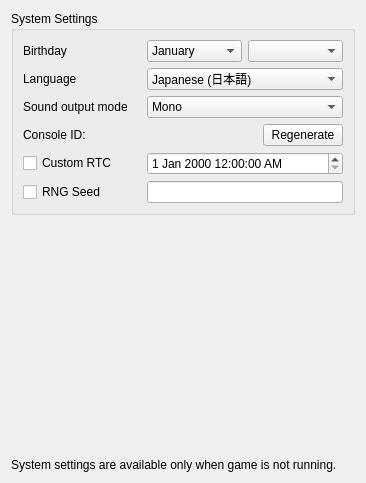
Before: the Qt Designer form src/yuzu/configuration/configure_system.ui in rorrim-rorrim/eden-alt, drawn with Qt 5.
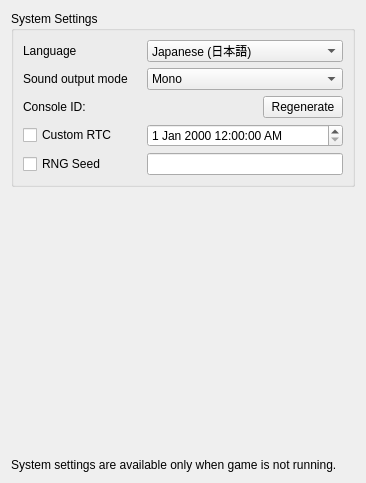
After: the same form once the commit is applied.

Commit message:
yuzu: Remove unused birthday setting
Fixes #2522.

What changed in the file:
```diff
--- a/src/yuzu/configuration/configure_system.ui
+++ b/src/yuzu/configuration/configure_system.ui
@@ -22,14 +22,21 @@
         <string>System Settings</string>
        </property>
        <layout class="QGridLayout" name="gridLayout">
-        <item row="2" column="0">
+        <item row="1" column="0">
          <widget class="QLabel" name="label_sound">
           <property name="text">
            <string>Sound output mode</string>
           </property>
          </widget>
         </item>
-        <item row="1" column="1">
+        <item row="2" column="0">
+         <widget class="QLabel" name="label_console_id">
+          <property name="text">
+           <string>Console ID:</string>
+          </property>
+         </widget>
+        </item>
+        <item row="0" column="1">
          <widget class="QComboBox" name="combo_language">
           <property name="toolTip">
            <string>Note: this can be overridden when region setting is auto-select</string>
@@ -121,108 +128,14 @@
           </item>
          </widget>
         </item>
-        <item row="0" column="1">
-         <layout class="QHBoxLayout" name="horizontalLayout_birthday2">
-          <item>
-           <widget class="QComboBox" name="combo_birthmonth">
-            <item>
-             <property name="text">
-              <string>January</string>
-             </property>
-            </item>
-            <item>
-             <property name="text">
-              <string>February</string>
-             </property>
-            </item>
-            <item>
-             <property name="text">
-              <string>March</string>
-             </property>
-            </item>
-            <item>
-             <property name="text">
-              <string>April</string>
-             </property>
-            </item>
-            <item>
-             <property name="text">
-              <string>May</string>
-             </property>
-            </item>
-            <item>
-             <property name="text">
-              <string>June</string>
-             </property>
-            </item>
-            <item>
-             <property name="text">
-              <string>July</string>
-             </property>
-            </item>
-            <item>
-             <property name="text">
-              <string>August</string>
-             </property>
-            </item>
-            <item>
-             <property name="text">
-              <string>September</string>
-             </property>
-            </item>
-            <item>
-             <property name="text">
-              <string>October</string>
-             </property>
-            </item>
-            <item>
-             <property name="text">
-              <string>November</string>
-             </property>
-            </item>
-            <item>
-             <property name="text">
-              <string>December</string>
-             </property>
-            </item>
-           </widget>
-          </item>
-          <item>
-           <widget class="QComboBox" name="combo_birthday"/>
-          </item>
-         </layout>
-        </item>
-        <item row="3" column="0">
-         <widget class="QLabel" name="label_console_id">
+        <item row="4" column="0">
+         <widget class="QCheckBox" name="rng_seed_checkbox">
           <property name="text">
-           <string>Console ID:</string>
+           <string>RNG Seed</string>
           </property>
          </widget>
         </item>
-        <item row="0" column="0">
-         <widget class="QLabel" name="label_birthday">
-          <property name="text">
-           <string>Birthday</string>
-          </property>
-         </widget>
-        </item>
-        <item row="3" column="1">
-         <widget class="QPushButton" name="button_regenerate_console_id">
-          <property name="sizePolicy">
-           <sizepolicy hsizetype="Fixed" vsizetype="Fixed">
-            <horstretch>0</horstretch>
-            <verstretch>0</verstretch>
-           </sizepolicy>
-          </property>
-          <property name="layoutDirection">
-           <enum>Qt::RightToLeft</enum>
-          </property>
-          <property name="text">
-           <string>Regenerate</string>
-          </property>
-         </widget>
-        </item>
-        <item row="2" column="1">
+        <item row="1" column="1">
          <widget class="QComboBox" name="combo_sound">
           <item>
            <property name="text">
@@ -241,49 +154,37 @@
           </item>
          </widget>
         </item>
-        <item row="5" column="0">
-         <widget class="QCheckBox" name="rng_seed_checkbox">
-          <property name="text">
-           <string>RNG Seed</string>
-          </property>
-         </widget>
-        </item>
-        <item row="1" column="0">
+        <item row="0" column="0">
          <widget class="QLabel" name="label_language">
           <property name="text">
            <string>Language</string>
           </property>
          </widget>
         </item>
-        <item row="5" column="1">
-         <widget class="QLineEdit" name="rng_seed_edit">
+        <item row="2" column="1">
+         <widget class="QPushButton" name="button_regenerate_console_id">
           <property name="sizePolicy">
-           <sizepolicy hsizetype="Minimum" vsizetype="Fixed">
+           <sizepolicy hsizetype="Fixed" vsizetype="Fixed">
             <horstretch>0</horstretch>
             <verstretch>0</verstretch>
            </sizepolicy>
           </property>
-          <property name="font">
-           <font>
-            <family>Lucida Console</family>
-           </font>
+          <property name="layoutDirection">
+           <enum>Qt::RightToLeft</enum>
           </property>
-          <property name="inputMask">
-           <string notr="true">HHHHHHHH</string>
-          </property>
-          <property name="maxLength">
-           <number>8</number>
+          <property name="text">
+           <string>Regenerate</string>
           </property>
          </widget>
         </item>
-        <item row="4" column="0">
+        <item row="3" column="0">
          <widget class="QCheckBox" name="custom_rtc_checkbox">
           <property name="text">
            <string>Custom RTC</string>
           </property>
          </widget>
         </item>
-        <item row="4" column="1">
+        <item row="3" column="1">
          <widget class="QDateTimeEdit" name="custom_rtc_edit">
           <property name="minimumDate">
            <date>
@@ -297,6 +198,27 @@
           </property>
          </widget>
         </item>
+        <item row="4" column="1">
+         <widget class="QLineEdit" name="rng_seed_edit">
+          <property name="sizePolicy">
+           <sizepolicy hsizetype="Minimum" vsizetype="Fixed">
+            <horstretch>0</horstretch>
+            <verstretch>0</verstretch>
+           </sizepolicy>
+          </property>
+          <property name="font">
+           <font>
+            <family>Lucida Console</family>
+           </font>
+          </property>
+          <property name="inputMask">
+           <string notr="true">HHHHHHHH</string>
+          </property>
+          <property name="maxLength">
+           <number>8</number>
+          </property>
+         </widget>
+        </item>
        </layout>
       </widget>
      </item>
```
The commit also changes 2 other files.
